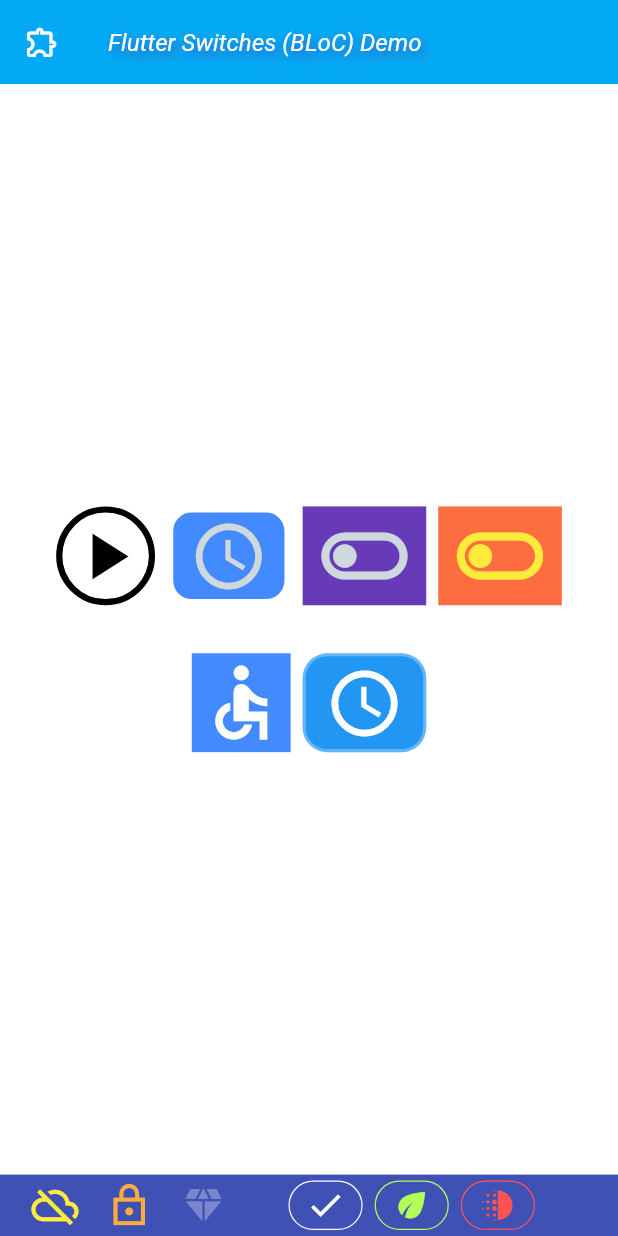
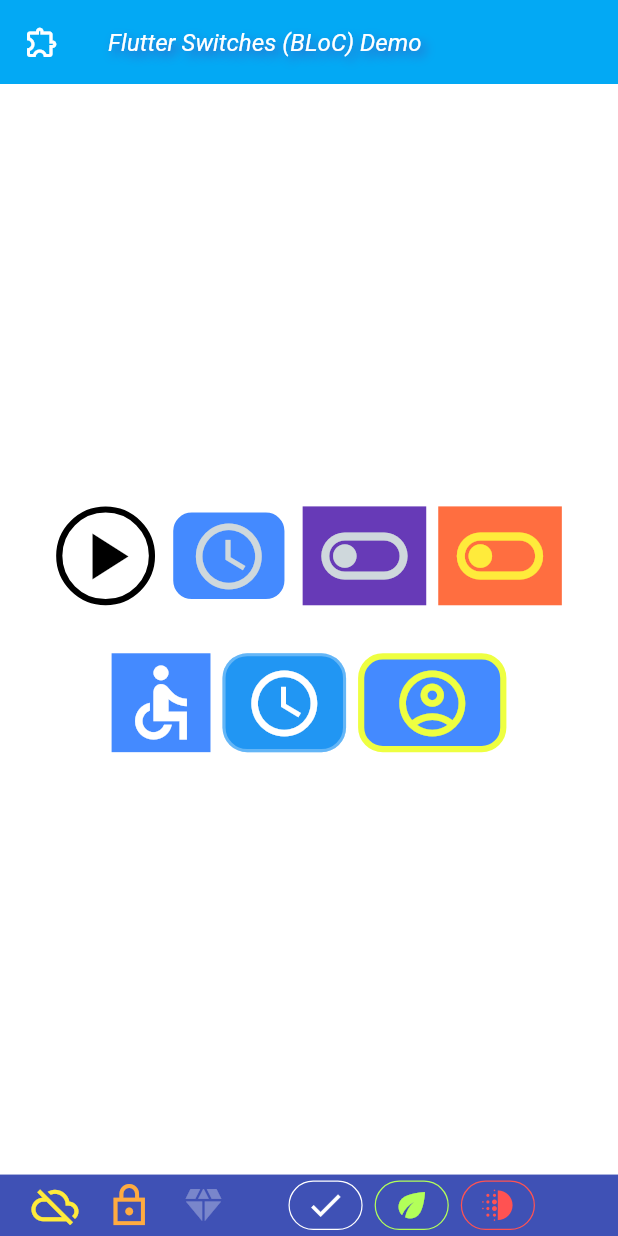
Before and after one commit to mk590901/Event-driven-BLoC-s-switch-widgets, a Flutter app: the screen it shows after launch, on a phone screen of 412 x 824 dp. Run offline on Flutter 3.47's test engine with Material 3 defaults, Android fonts, the phone set to English and light mode, and no system bars; our stand-ins replace flutter_bloc.

Commit message:
Refactoring: FlatRoundedButton class was added to app.

```diff
--- a/lib/blocks/button_bloc.dart
+++ b/lib/blocks/button_bloc.dart
@@ -2,14 +2,14 @@ import 'package:flutter_bloc/flutter_bloc.dart';
 import '../events/switch_events.dart';
 import '../events/event.dart';
 import '../state_machines/basic_state_machine.dart';
-import '../state_machines/switch_state_machine.dart';
+import '../state_machines/button_state_machine.dart';
 import '../states/button_state.dart';
 
 class ButtonBloc extends Bloc<Event, ButtonState> {
   BasicStateMachine? _stateMachine;
 
   ButtonBloc(super.state) {
-    _stateMachine = SwitchStateMachine(state_(ButtonStates.ready));
+    _stateMachine = ButtonStateMachine(state_(ButtonStates.ready));
     on<Reset>((event, emit) {
       done(event, emit);
     });
--- a/lib/main.dart
+++ b/lib/main.dart
@@ -2,6 +2,7 @@ import 'package:flutter/material.dart';
 import 'periodic_action.dart';
 import 'widgets/flat_advanced_rounded_switch.dart';
 import 'widgets/flat_advanced_switch.dart';
+import 'widgets/flat_rounded_button.dart';
 import 'widgets/flat_switch.dart';
 import 'widgets/flat_rounded_switch.dart';
 import 'interfaces/i_click.dart';
@@ -134,6 +135,29 @@ class SwitchHomePage extends StatelessWidget {
       },
     );
 
+    FlatRoundedButton blueRoundedButton = FlatRoundedButton(
+      width: 24,
+      height: 16,
+      canvasColor: Colors.blueAccent,
+      canvasDisabledColor: Colors.blueGrey,
+      canvasPressedColor: Colors.indigo,
+      iconColor: Colors.limeAccent,
+      iconDisabledColor: Colors.white70,
+      iconPressedColor: Colors.redAccent,
+      iconData: Icons.account_circle_outlined,
+      iconDataPressed: Icons.account_circle_sharp,
+      borderColor: Colors.limeAccent,
+      borderPressedColor: Colors.redAccent,
+      borderDisabledColor: Colors.blueGrey,
+      onUpAction: () {
+        // purple.enable();
+        // blueRoundedAdvanced.click();
+      },
+      onDownAction: () {
+//        purple.disable();
+      },
+    );
+
     FlatRoundedSwitch redRoundedBottom = FlatRoundedSwitch(
         width: 12,
         height: 8,
@@ -174,6 +198,7 @@ class SwitchHomePage extends StatelessWidget {
               ButtonBar(alignment: MainAxisAlignment.center, children: <Widget>[
                 blueAdvanced,
                 blueRoundedAdvanced,
+                blueRoundedButton,
               ]),
             ],
           ),
--- /dev/null
+++ b/lib/widgets/flat_rounded_button.dart
@@ -0,0 +1,213 @@
+import 'dart:io';
+import 'dart:ui';
+
+import 'package:flutter/material.dart';
+import 'package:flutter_bloc/flutter_bloc.dart';
+import 'package:uuid/uuid.dart';
+import '../SizeConfig.dart';
+import '../blocks/button_bloc.dart';
+import '../events/switch_events.dart';
+import '../states/button_state.dart';
+import '../interfaces/i_click.dart';
+
+class FlatRoundedButton extends StatelessWidget implements IClick {
+  final String uuid = const Uuid().v4().toString();
+
+  final Color canvasColor;
+  final Color canvasPressedColor;
+  final Color canvasDisabledColor;
+  final Color iconColor;
+  final Color iconPressedColor;
+  final Color iconDisabledColor;
+  final double width;
+  final double height;
+  final double borderRadius;
+  final double borderWidth;
+  final Color borderColor;
+  final Color borderPressedColor;
+  final Color borderDisabledColor;
+  final IconData? iconData;
+  final IconData? iconDataPressed;
+  final VoidCallback? onUpAction;
+  final VoidCallback? onDownAction;
+
+  late GestureDetector gestureDetector;
+
+  late ButtonBloc switchBloc;
+
+  FlatRoundedButton({
+    super.key,
+    required this.width,
+    required this.height,
+    this.borderRadius = 4,
+    this.borderWidth = 1,
+    this.borderColor = Colors.black,
+    this.borderPressedColor = Colors.black,
+    this.borderDisabledColor = Colors.black,
+    this.canvasColor = Colors.transparent,
+    this.canvasPressedColor = Colors.transparent,
+    this.canvasDisabledColor = Colors.black12,
+    this.iconColor = Colors.black,
+    this.iconPressedColor = Colors.black,
+    this.iconDisabledColor = Colors.black26,
+    this.iconData = Icons.toggle_on_outlined,
+    this.iconDataPressed = Icons.toggle_off_outlined,
+    this.onUpAction,
+    this.onDownAction,
+  });
+
+  @override
+  void click() {
+    gestureDetector.onTapDown?.call(TapDownDetails());
+    gestureDetector.onTapUp?.call(TapUpDetails(kind: PointerDeviceKind.touch));
+  }
+
+  void reset() {
+    try {
+      switchBloc.add(Reset());
+    } catch (exception) {
+      debugPrint("******* reset error *******");
+    }
+  }
+
+  void enable() {
+    try {
+      switchBloc.add(Enable());
+    } catch (exception) {
+      debugPrint("******* enable error *******");
+    }
+  }
+
+  void disable() {
+    try {
+      switchBloc.add(Disable());
+    } catch (exception) {
+      debugPrint("******* disable error *******");
+    }
+  }
+
+  @override
+  Widget build(BuildContext context) {
+    SizeConfig().init(context);
+    double? borderRadius_ = w_(borderRadius);
+    double? borderWidth_ = w_(borderWidth);
+    return BlocProvider<ButtonBloc>(
+      //create: (_) => SwitchAdvancedBloc(SwitchAdvancedState(SwitchAdvancedStates.off)),
+      create: (_) {
+        switchBloc = ButtonBloc(ButtonState(ButtonStates.ready));
+        return switchBloc;
+      },
+      child: BlocBuilder<ButtonBloc, ButtonState>(builder: (context, state) {
+        gestureDetector = GestureDetector(
+          onTapDown: (details) {
+            context.read<ButtonBloc>().add(Down(uuid));
+            onDownAction?.call();
+          },
+          onTapUp: (details) {
+            context.read<ButtonBloc>().add(Up(uuid));
+            onUpAction?.call();
+          },
+          onTapCancel: () {
+            context.read<ButtonBloc>().add(Reset());
+          }
+          ,
+          child: Container(
+            width: w_(width),
+            height: h_(height),
+            decoration: BoxDecoration(
+              color: getCanvasColor(state.state()),
+              borderRadius: BorderRadius.circular(borderRadius_!),
+              border: Border.all(color: getBorderColor(state.state()), width: borderWidth_!),
+            ),
+            child: Center(
+              child: Icon(getIcon(state.state()),
+                  size: h_(height * getIconSize(state.state())), color: getIconColor(state.state())),
+            ),
+          ),
+        );
+        return gestureDetector;
+      }),
+    );
+  }
+
+  Color? getIconColor(ButtonStates state) {
+    Color? result = iconColor;
+    switch(state) {
+      case ButtonStates.ready:
+        result = iconColor;
+        break;
+      case ButtonStates.pressed:
+        result = iconPressedColor;
+        break;
+      case ButtonStates.disabled:
+        result = iconDisabledColor;
+        break;
+      default:
+    }
+    return result;
+  }
+
+  double getIconSize(ButtonStates state) {
+    double result = 0.8;
+    switch(state) {
+      case ButtonStates.ready:
+        result = 0.8;
+        break;
+      case ButtonStates.pressed:
+        result = 0.95;
+        break;
+      default:
+    }
+    return result;
+  }
+
+  IconData? getIcon(ButtonStates state) {
+    IconData? result = iconData;
+    switch (state) {
+      case ButtonStates.ready:
+      case ButtonStates.disabled:
+        result = iconData;
+        break;
+      case ButtonStates.pressed:
+        result = iconDataPressed;
+        break;
+      default:
+    }
+    return result;
+  }
+
+  Color? getCanvasColor(ButtonStates state) {
+    Color? result = canvasColor;
+    switch(state) {
+      case ButtonStates.ready:
+        result = canvasColor;
+        break;
+      case ButtonStates.pressed:
+        result = canvasPressedColor;
+        break;
+      case ButtonStates.disabled:
+        result = canvasDisabledColor;
+        break;
+      default:
+    }
+    return result;
+  }
+
+  getBorderColor(ButtonStates state) {
+    Color? result = borderColor;
+    switch(state) {
+      case ButtonStates.ready:
+        result = borderColor;
+        break;
+      case ButtonStates.pressed:
+        result = borderPressedColor;
+        break;
+      case ButtonStates.disabled:
+        result = borderDisabledColor;
+        break;
+      default:
+    }
+    return result;
+  }
+
+}
```
